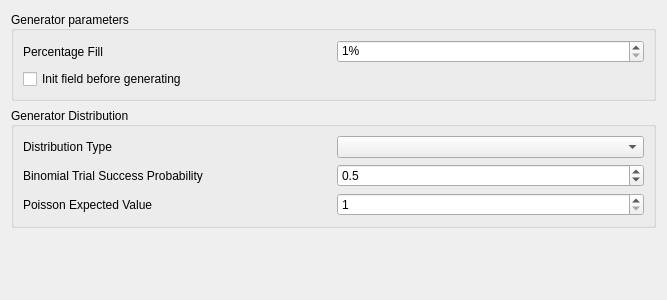
The window that generatorpage.ui (darthtenebrus/kglife) describes before a commit, drawn with Qt 5.
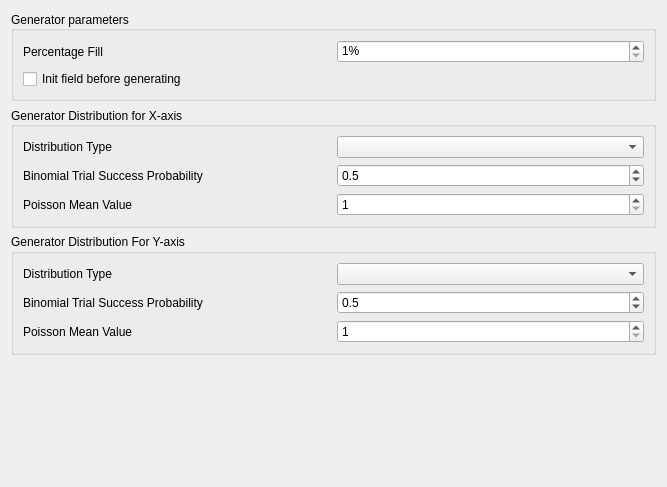
The same window after the commit.

Commit message: generator setup for both axis

```diff
--- a/generatorpage.ui
+++ b/generatorpage.ui
@@ -7,7 +7,7 @@
     <x>0</x>
     <y>0</y>
     <width>667</width>
-    <height>300</height>
+    <height>487</height>
    </rect>
   </property>
   <property name="windowTitle">
@@ -69,7 +69,7 @@
    <item>
     <widget class="QGroupBox" name="groupBox_2">
      <property name="title">
-      <string>Generator Distribution</string>
+      <string>Generator Distribution for X-axis</string>
      </property>
      <property name="alignment">
       <set>Qt::AlignLeading|Qt::AlignLeft|Qt::AlignVCenter</set>
@@ -137,12 +137,89 @@
         <item>
          <widget class="QLabel" name="label_4">
           <property name="text">
-           <string>Poisson Expected Value</string>
+           <string>Poisson Mean Value</string>
           </property>
          </widget>
         </item>
         <item>
-         <widget class="QSpinBox" name="kcfg_expectedval">
+         <widget class="QSpinBox" name="kcfg_expectedvalforX">
+          <property name="minimum">
+           <number>1</number>
+          </property>
+         </widget>
+        </item>
+       </layout>
+      </item>
+     </layout>
+    </widget>
+   </item>
+   <item>
+    <widget class="QGroupBox" name="groupBox_3">
+     <property name="title">
+      <string>Generator Distribution For Y-axis</string>
+     </property>
+     <layout class="QVBoxLayout" name="verticalLayout_4">
+      <item>
+       <layout class="QHBoxLayout" name="horizontalLayout_5">
+        <item>
+         <widget class="QLabel" name="label_5">
+          <property name="text">
+           <string>Distribution Type</string>
+          </property>
+         </widget>
+        </item>
+        <item>
+         <widget class="QComboBox" name="kcfg_distributionforY"/>
+        </item>
+       </layout>
+      </item>
+      <item>
+       <layout class="QHBoxLayout" name="horizontalLayout_6">
+        <item>
+         <widget class="QLabel" name="label_6">
+          <property name="text">
+           <string>Binomial Trial Success Probability</string>
+          </property>
+         </widget>
+        </item>
+        <item>
+         <widget class="QDoubleSpinBox" name="kcfg_probtrialforY">
+          <property name="sizePolicy">
+           <sizepolicy hsizetype="Preferred" vsizetype="Fixed">
+            <horstretch>0</horstretch>
+            <verstretch>0</verstretch>
+           </sizepolicy>
+          </property>
+          <property name="decimals">
+           <number>1</number>
+          </property>
+          <property name="minimum">
+           <double>0.100000000000000</double>
+          </property>
+          <property name="maximum">
+           <double>0.900000000000000</double>
+          </property>
+          <property name="singleStep">
+           <double>0.100000000000000</double>
+          </property>
+          <property name="value">
+           <double>0.500000000000000</double>
+          </property>
+         </widget>
+        </item>
+       </layout>
+      </item>
+      <item>
+       <layout class="QHBoxLayout" name="horizontalLayout_7">
+        <item>
+         <widget class="QLabel" name="label_7">
+          <property name="text">
+           <string>Poisson Mean Value</string>
+          </property>
+         </widget>
+        </item>
+        <item>
+         <widget class="QSpinBox" name="kcfg_expectedvalforY">
           <property name="minimum">
            <number>1</number>
           </property>
```
Left out of the diff: 4 changed lines with no effect on the pictures. The commit also changes 6 other files.
